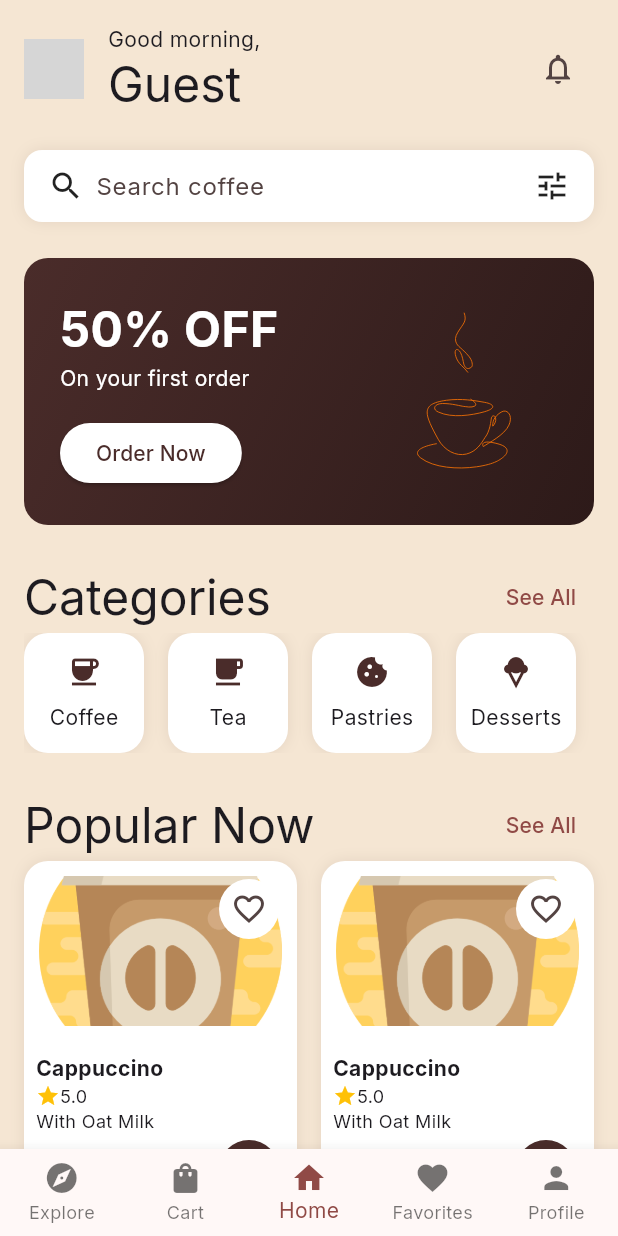
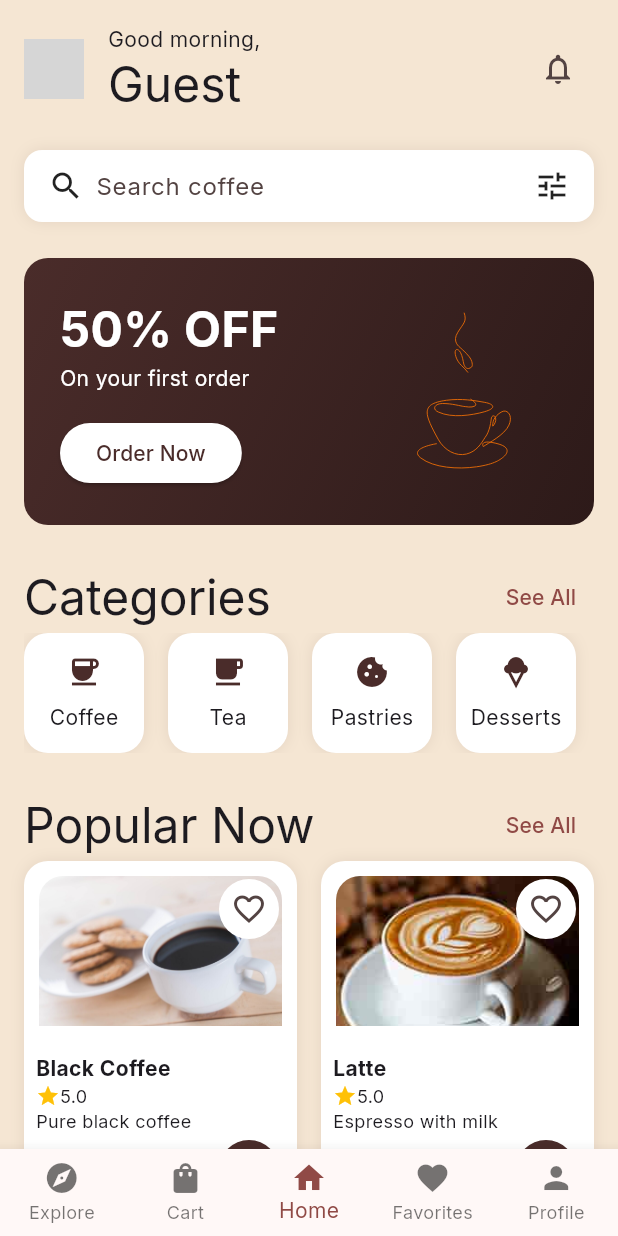
Before and after one commit to moshika38/E-Commers-App, a Flutter app: the MainScreen screen opened directly, on a phone screen of 412 x 824 dp. Run offline on Flutter 3.47's test engine with Material 3 defaults, Android fonts, the phone set to English and light mode, and no system bars; our stand-ins replace cloud_firestore, firebase_auth, firebase_core, google_fonts, google_sign_in, image_picker and 2 more; accounts and stored records are empty; statements that could not run were skipped; grey boxes are pictures that could not be loaded.

Commit message:
add hardcode items to home screen

```diff
--- a/lib/data/item_data.dart
+++ b/lib/data/item_data.dart
@@ -5,23 +5,24 @@
     ItemModel(
       id: "1",
       name: "Black Coffee",
-      description: "Black coffee is the simplest and healthiest coffee type available. The ground coffee beans are steamed by hot water within a drip machine, and that is it. Because it is served as is, the coffee will taste strong, and be at its most bitter.",
+      description: "Pure black coffee",
       price: 5.0,
-      imageUrl: "assets/images/black_coffee.jpg",
+      imageUrl: "assets/images/blackCoffee.jpg",
+
     ),
     ItemModel(
       id: "2",
       name: "Latte",
-      description: "A latte is a coffee drink made with espresso and steamed milk. The term comes from the Italian coffee latte, meaning coffee and milk.",
+      description: "Espresso with milk",
       price: 6.0,
       imageUrl: "assets/images/latte.jpg",
     ),
     ItemModel(
       id: "3",
       name: "Cappuccino",
-      description: "A cappuccino is an espresso-based coffee drink that originated in Italy and is prepared with steamed milk foam.",
+      description: "Espresso with foam",
       price: 6.5,
-      imageUrl: "assets/images/cappuccino.jpg",
+      imageUrl: "assets/images/Cappuccino.jpg",
     ),
   ];
 }
--- a/lib/screens/home_screen.dart
+++ b/lib/screens/home_screen.dart
@@ -1,5 +1,6 @@
 import 'package:firebase_auth/firebase_auth.dart';
 import 'package:flutter/material.dart';
+import 'package:flutter_application_1/data/item_data.dart';
 import 'package:flutter_application_1/models/user_model.dart';
 import 'package:flutter_application_1/screens/item_screen.dart';
 import 'package:flutter_application_1/screens/notification_sereen.dart';
@@ -18,6 +19,8 @@
 }
 
 class _HomeScreenState extends State<HomeScreen> {
+  final ItemData itemData = ItemData();
+
   UserModel? userModel;
   User? user;
 
@@ -166,7 +169,7 @@
               GridView.builder(
                 shrinkWrap: true,
                 physics: const NeverScrollableScrollPhysics(),
-                itemCount: 6,
+                itemCount: itemData.itemDataList.length,
                 gridDelegate: const SliverGridDelegateWithFixedCrossAxisCount(
                   crossAxisCount: 2,
                   childAspectRatio: 0.7,
@@ -179,20 +182,22 @@
                       Navigator.push(
                         context,
                         MaterialPageRoute(
-                          builder: (context) => const ItemScreen(
-                            itemName: 'Cappuccino',
-                            price: 4.99,
-                            description: 'With Oat Milk',
-                            imageUrl: 'assets/icons/coffee-logo.png',
+                          builder: (context) => ItemScreen(
+                            index: index.toString(),
+                            itemName: itemData.itemDataList[index].name,
+                            price: itemData.itemDataList[index].price,
+                            description:
+                                itemData.itemDataList[index].description,
+                            imageUrl: itemData.itemDataList[index].imageUrl,
                           ),
                         ),
                       );
                     },
-                    child: const ProductCard(
-                      name: 'Cappuccino',
-                      description: 'With Oat Milk',
-                      price: 4.99,
-                      imageUrl: 'assets/icons/coffee-logo.png',
+                    child: ProductCard(
+                      name: itemData.itemDataList[index].name,
+                      description: itemData.itemDataList[index].description,
+                      price: itemData.itemDataList[index].price,
+                      imageUrl: itemData.itemDataList[index].imageUrl,
                     ),
                   );
                 },
--- a/lib/screens/item_screen.dart
+++ b/lib/screens/item_screen.dart
@@ -3,6 +3,7 @@
 import 'package:smooth_page_indicator/smooth_page_indicator.dart';
 
 class ItemScreen extends StatefulWidget {
+  final String index;
   final String itemName;
   final double price;
   final String description;
@@ -10,6 +11,7 @@
 
   const ItemScreen({
     super.key,
+    required this.index,
     required this.itemName,
     required this.price,
     required this.description,
--- a/lib/widgets/product_cart.dart
+++ b/lib/widgets/product_cart.dart
@@ -47,8 +47,8 @@
                   child: ClipRRect(
                     borderRadius:
                         const BorderRadius.vertical(top: Radius.circular(16)),
-                    child: Image.asset(
-                      widget.imageUrl,
+                    child: Image(
+                      image: AssetImage(widget.imageUrl),
                       width: double.infinity,
                       height: double.infinity,
                       fit: BoxFit.cover,
```
Also changed, not shown: assets/images/Cappuccino.jpg (added), assets/images/blackCoffee.jpg, assets/images/latte.jpg (added).
